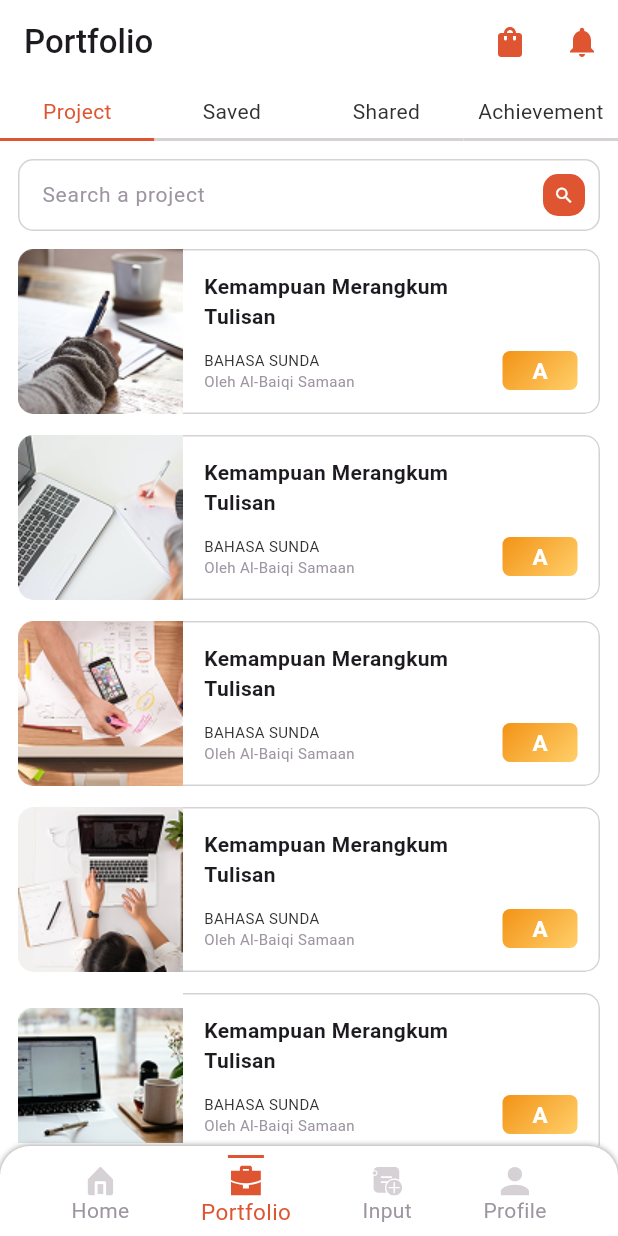
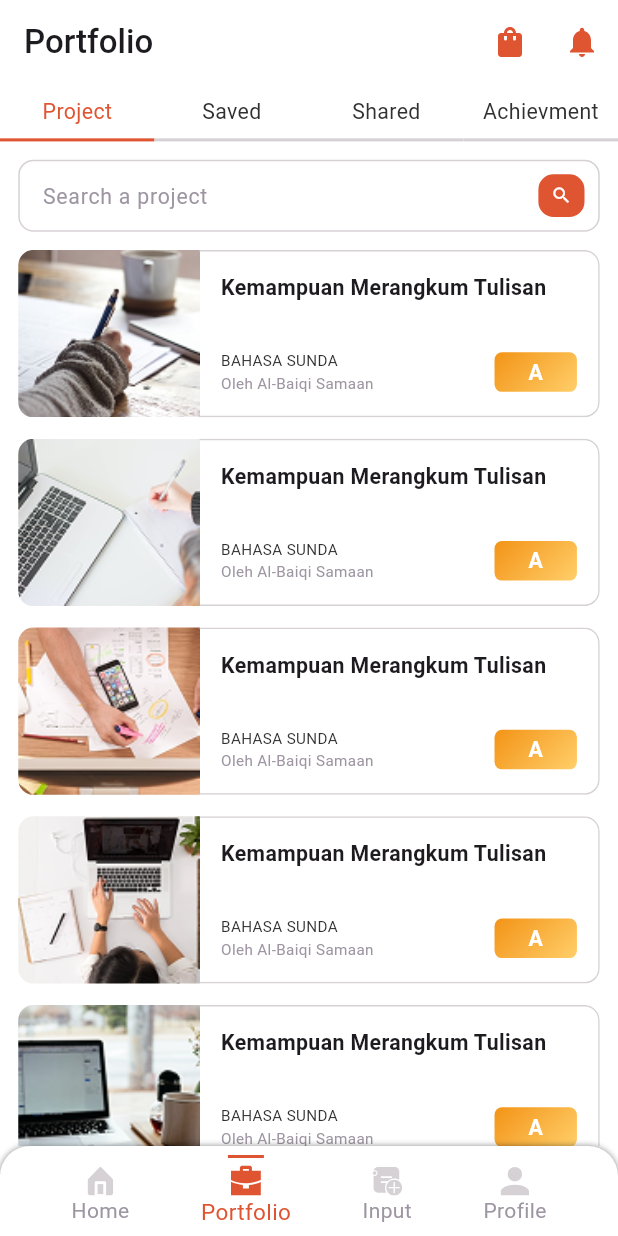
Before and after one commit to tapoban123/yoliday-internship-assignment, a Flutter app: the screen it shows after launch, item 2 of the bottom bar chosen, on a phone screen of 412 x 824 dp. Run offline on Flutter 3.47's test engine with Material 3 defaults, Android fonts, the phone set to English and light mode, and no system bars; our stand-ins replace flutter_screenutil, flutter_svg.

Commit message:
Implemented Flutter ScreenUtils

```diff
--- a/assignment_app/lib/main.dart
+++ b/assignment_app/lib/main.dart
@@ -3,6 +3,7 @@ import 'package:assignment_app/nav_bar_controller_screen.dart';
 import 'package:assignment_app/providers/bottom_nav_provider.dart';
 import 'package:assignment_app/providers/tab_provider.dart';
 import 'package:flutter/material.dart';
+import 'package:flutter_screenutil/flutter_screenutil.dart';
 import 'package:provider/provider.dart';
 
 void main() {
@@ -19,7 +20,11 @@ class MyApp extends StatelessWidget {
         ChangeNotifierProvider(create: (context) => TabProvider()),
         ChangeNotifierProvider(create: (context) => BottomNavProvider()),
       ],
-      child: MaterialApp(
+      child: ScreenUtilInit(
+        designSize: const Size(375, 812),
+        minTextAdapt: true,
+        builder:
+            (context, child) => MaterialApp(
               title: 'Assignment App',
               debugShowCheckedModeBanner: false,
               theme: ThemeData(
@@ -29,11 +34,13 @@ class MyApp extends StatelessWidget {
                 appBarTheme: AppBarTheme(
                   backgroundColor: CustomColors.whiteColor,
                   surfaceTintColor: CustomColors.whiteColor,
-            shadowColor: CustomColors.whiteColor,
+                  shadowColor: Colors.transparent,
+                  elevation: 0,
                 ),
               ),
               home: NavBarControllerScreen(),
             ),
+      ),
     );
   }
 }
--- a/assignment_app/lib/screens/portfolio_screen.dart
+++ b/assignment_app/lib/screens/portfolio_screen.dart
@@ -5,6 +5,7 @@ import 'package:assignment_app/screens/tab_screens/projects_screen.dart';
 import 'package:assignment_app/screens/tab_screens/saved_screen.dart';
 import 'package:assignment_app/screens/tab_screens/shared_screen.dart';
 import 'package:flutter/material.dart';
+import 'package:flutter_screenutil/flutter_screenutil.dart';
 import 'package:provider/provider.dart';
 
 class PortfolioScreen extends StatefulWidget {
@@ -15,7 +16,7 @@ class PortfolioScreen extends StatefulWidget {
 }
 
 class _PortfolioScreenState extends State<PortfolioScreen> {
-  final List<String> tabs = ["Project", "Saved", "Shared", "Achievement"];
+  final List<String> tabs = ["Project", "Saved", "Shared", "Achievment"];
 
   @override
   Widget build(BuildContext context) {
@@ -36,11 +37,11 @@ class _PortfolioScreenState extends State<PortfolioScreen> {
                       child: AnimatedContainer(
                         alignment: Alignment.center,
                         duration: Duration(milliseconds: 300),
-                        padding: EdgeInsets.all(8),
+                        padding: EdgeInsets.all(8.sp),
                         decoration: BoxDecoration(
                           border: Border(
                             bottom: BorderSide(
-                              width: 2,
+                              width: 2.sp,
                               color:
                                   tabProvider.tabNumber == index
                                       ? CustomColors.deepOrangeColor
@@ -51,6 +52,7 @@ class _PortfolioScreenState extends State<PortfolioScreen> {
                         child: Text(
                           tabs[index],
                           style: TextStyle(
+                            fontSize: 14.sp,
                             color:
                                 tabProvider.tabNumber == index
                                     ? CustomColors.deepOrangeColor
--- a/assignment_app/lib/screens/tab_screens/projects_screen.dart
+++ b/assignment_app/lib/screens/tab_screens/projects_screen.dart
@@ -1,6 +1,8 @@
 import 'package:assignment_app/custom_colors.dart';
 import 'package:flutter/material.dart';
 import 'dart:math' as math;
+
+import 'package:flutter_screenutil/flutter_screenutil.dart';
 
 class ProjectsScreen extends StatefulWidget {
   const ProjectsScreen({super.key});
@@ -21,17 +23,17 @@ class _ProjectsScreenState extends State<ProjectsScreen> {
   @override
   Widget build(BuildContext context) {
     return Padding(
-      padding: const EdgeInsets.symmetric(horizontal: 12.0).copyWith(top: 12),
+      padding: EdgeInsets.symmetric(horizontal: 12.0.sp).copyWith(top: 12.sp),
       child: Column(
         children: [
           _SearchTextField(),
-          SizedBox(height: 12),
+          SizedBox(height: 12.h),
           Expanded(
             child: ListView.builder(
               itemCount: projectImages.length,
               itemBuilder:
                   (context, index) => Padding(
-                    padding: const EdgeInsets.only(bottom: 14.0),
+                    padding: EdgeInsets.only(bottom: 14.0.sp),
                     child: _ProjectTile(
                       title: "Kemampuan Merangkum Tulisan",
                       image: projectImages[index],
@@ -55,31 +57,31 @@ class _SearchTextField extends StatelessWidget {
     return TextField(
       decoration: InputDecoration(
         enabledBorder: OutlineInputBorder(
-          borderRadius: BorderRadius.circular(10),
+          borderRadius: BorderRadius.circular(10.sp),
           borderSide: BorderSide(color: CustomColors.greyColor),
         ),
         focusedBorder: OutlineInputBorder(
-          borderRadius: BorderRadius.circular(10),
+          borderRadius: BorderRadius.circular(10.sp),
           borderSide: BorderSide(color: CustomColors.greyColor),
         ),
         hintText: "Search a project",
         hintStyle: TextStyle(color: CustomColors.textGreyColor),
         suffixIconConstraints: BoxConstraints(),
         suffixIcon: Padding(
-          padding: const EdgeInsets.only(right: 10.0),
+          padding: EdgeInsets.only(right: 10.0.sp),
           child: Container(
-            width: 28,
-            height: 28,
+            width: 28.w,
+            height: 28.h,
             decoration: BoxDecoration(
-              borderRadius: BorderRadius.circular(10),
+              borderRadius: BorderRadius.circular(10.sp),
               color: CustomColors.deepOrangeColor,
             ),
-            child: Icon(Icons.search, color: Colors.white, size: 14),
+            child: Icon(Icons.search, color: Colors.white, size: 14.sp),
           ),
         ),
-        contentPadding: EdgeInsets.symmetric(horizontal: 12),
+        contentPadding: EdgeInsets.symmetric(horizontal: 12.sp),
       ),
-      style: TextStyle(fontSize: 14),
+      style: TextStyle(fontSize: 14.sp),
       onTapOutside: (event) {
         FocusManager.instance.primaryFocus?.unfocus();
       },
@@ -103,14 +105,18 @@ class _ProjectTile extends StatelessWidget {
   @override
   Widget build(BuildContext context) {
     return ClipRRect(
-      borderRadius: BorderRadius.circular(10),
+      borderRadius: BorderRadius.circular(10.sp),
       child: Container(
-        height: 110,
-        width: double.infinity,
-        decoration: BoxDecoration(borderRadius: BorderRadius.circular(10)),
+        height: 110.h,
+        width: double.infinity.w,
+        decoration: BoxDecoration(borderRadius: BorderRadius.circular(10.sp)),
         child: Row(
           children: [
-            Image.asset(image),
+            SizedBox(
+              width: 110.w,
+              height: 110.h,
+              child: Image.asset(image, fit: BoxFit.cover),
+            ),
             Expanded(
               child: Container(
                 decoration: BoxDecoration(
@@ -120,21 +126,21 @@ class _ProjectTile extends StatelessWidget {
                     bottom: BorderSide(color: CustomColors.greyColor),
                   ),
                   borderRadius: BorderRadius.only(
-                    topRight: Radius.circular(10),
-                    bottomRight: Radius.circular(10),
+                    topRight: Radius.circular(10.sp),
+                    bottomRight: Radius.circular(10.sp),
                   ),
                 ),
-                padding: EdgeInsets.all(14),
+                padding: EdgeInsets.all(14.sp),
                 child: Column(
                   crossAxisAlignment: CrossAxisAlignment.start,
                   mainAxisAlignment: MainAxisAlignment.spaceBetween,
                   children: [
                     SizedBox(
-                      width: 200,
+                      width: 200.w,
                       child: Text(
                         title,
                         style: TextStyle(
-                          fontSize: 14,
+                          fontSize: 14.sp,
                           fontWeight: FontWeight.bold,
                         ),
                       ),
@@ -148,22 +154,22 @@ class _ProjectTile extends StatelessWidget {
                             Text(
                               subtitle,
                               style: TextStyle(
-                                fontSize: 10,
+                                fontSize: 10.sp,
                                 color: CustomColors.textColor,
                               ),
                             ),
                             Text(
                               bottomText,
                               style: TextStyle(
-                                fontSize: 10,
+                                fontSize: 10.sp,
                                 color: CustomColors.textGreyColor,
                               ),
                             ),
                           ],
                         ),
                         Container(
-                          width: 50,
-                          height: 26,
+                          width: 50.w,
+                          height: 26.h,
                           decoration: BoxDecoration(
                             borderRadius: BorderRadius.circular(5),
                             gradient: LinearGradient(
@@ -180,7 +186,7 @@ class _ProjectTile extends StatelessWidget {
                             style: TextStyle(
                               color: Colors.white,
                               fontWeight: FontWeight.bold,
-                              fontSize: 15,
+                              fontSize: 14.sp,
                             ),
                           ),
                         ),
```
Lines whose indentation alone changed are shown as unchanged.
